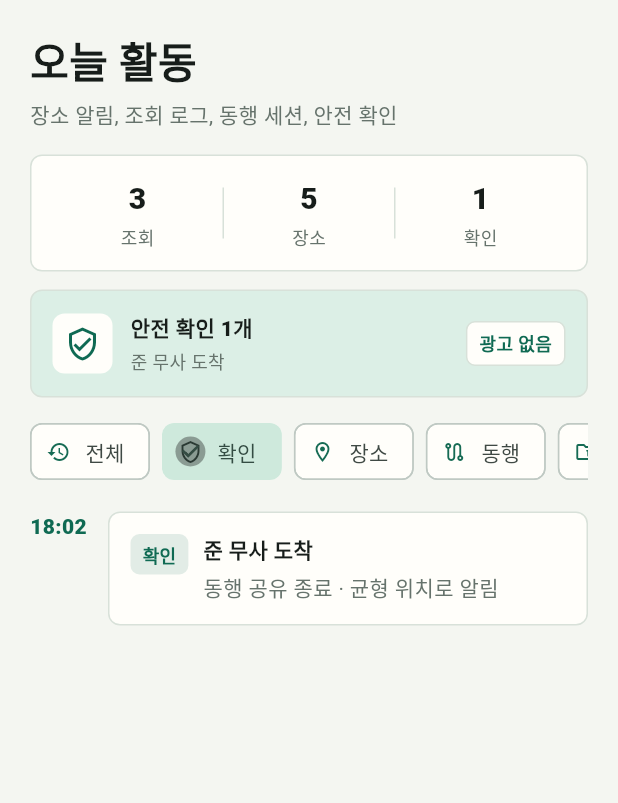
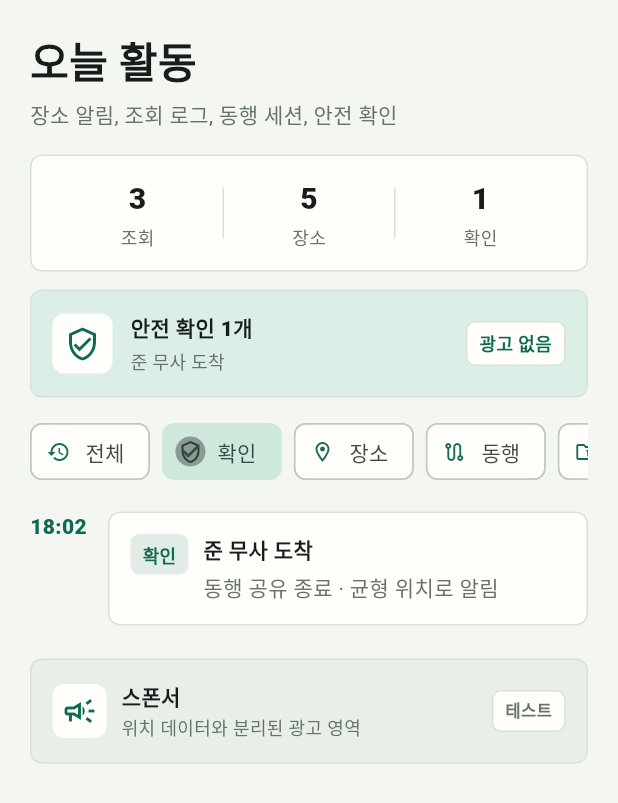
Before and after one commit to Jhongjin/gps, a Flutter app: the HistoryScreen widget shown alone on an empty page, opened directly, after a tap on "확인", on a phone screen of 412 x 824 dp. Shown: the top 803 px of the screen. Run offline on Flutter 3.47's test engine with Material 3 defaults, Android fonts, the phone set to English and light mode, and no system bars; our stand-ins replace flutter_map, latlong2, supabase_flutter; accounts and stored records are empty; Roboto replaces fonts that are missing (Geist).

Commit message:
Add safe history ad slot

```diff
--- /dev/null
+++ b/apps/gyeote_flutter/lib/src/features/ads/safe_ad_slot.dart
@@ -0,0 +1,84 @@
+import 'package:flutter/material.dart';
+
+import '../../theme/gyeote_theme.dart';
+
+class SafeAdSlot extends StatelessWidget {
+  const SafeAdSlot({
+    super.key,
+    required this.placement,
+  });
+
+  final String placement;
+
+  @override
+  Widget build(BuildContext context) {
+    return Semantics(
+      label: '스폰서 영역',
+      child: Container(
+        key: ValueKey('safe_ad_slot_$placement'),
+        width: double.infinity,
+        padding: const EdgeInsets.all(14),
+        decoration: BoxDecoration(
+          border: Border.all(color: GyeoteColors.border),
+          borderRadius: BorderRadius.circular(8),
+          color: GyeoteColors.surfaceAlt,
+        ),
+        child: Row(
+          children: [
+            Container(
+              width: 36,
+              height: 36,
+              decoration: BoxDecoration(
+                borderRadius: BorderRadius.circular(8),
+                color: GyeoteColors.surface,
+              ),
+              child: const Icon(
+                Icons.campaign_outlined,
+                color: GyeoteColors.primary,
+              ),
+            ),
+            const SizedBox(width: 10),
+            const Expanded(
+              child: Column(
+                crossAxisAlignment: CrossAxisAlignment.start,
+                children: [
+                  Text('스폰서', style: TextStyle(fontWeight: FontWeight.w900)),
+                  SizedBox(height: 2),
+                  Text(
+                    '위치 데이터와 분리된 광고 영역',
+                    style: TextStyle(color: GyeoteColors.muted, fontSize: 12),
+                  ),
+                ],
+              ),
+            ),
+            const _AdPlacementBadge(),
+          ],
+        ),
+      ),
+    );
+  }
+}
+
+class _AdPlacementBadge extends StatelessWidget {
+  const _AdPlacementBadge();
+
+  @override
+  Widget build(BuildContext context) {
+    return Container(
+      padding: const EdgeInsets.symmetric(horizontal: 8, vertical: 5),
+      decoration: BoxDecoration(
+        border: Border.all(color: GyeoteColors.border),
+        borderRadius: BorderRadius.circular(6),
+        color: GyeoteColors.surface,
+      ),
+      child: const Text(
+        '테스트',
+        style: TextStyle(
+          color: GyeoteColors.muted,
+          fontSize: 11,
+          fontWeight: FontWeight.w800,
+        ),
+      ),
+    );
+  }
+}
--- a/apps/gyeote_flutter/lib/src/features/history/history_screen.dart
+++ b/apps/gyeote_flutter/lib/src/features/history/history_screen.dart
@@ -3,6 +3,7 @@ import 'package:flutter/material.dart';
 import '../../core/backend/backend_contract.dart';
 import '../../core/location/location_models.dart';
 import '../../theme/gyeote_theme.dart';
+import '../ads/safe_ad_slot.dart';
 
 enum _HistoryFilter {
   all,
@@ -186,6 +187,8 @@ class _HistoryScreenState extends State<HistoryScreen> {
           )
         else
           for (final event in visibleEvents) _HistoryRow(event: event),
+        const SizedBox(height: 12),
+        const SafeAdSlot(placement: 'history_after_activity'),
       ],
     );
   }
```
Also changed, not shown: 4 other files.
